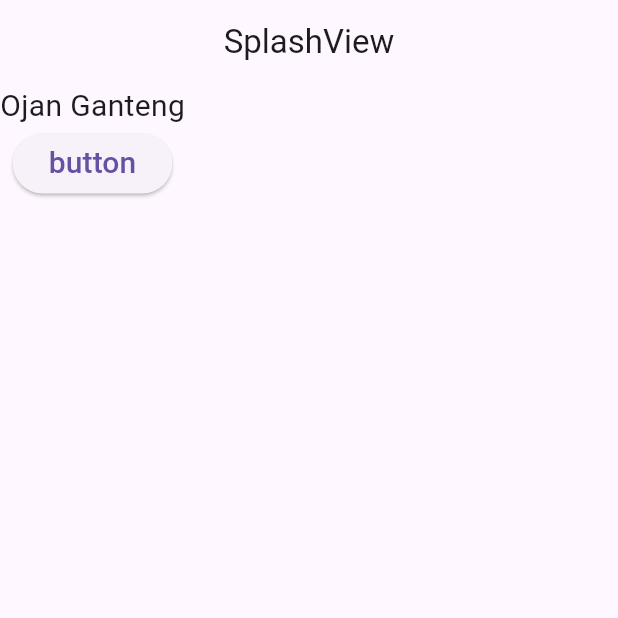
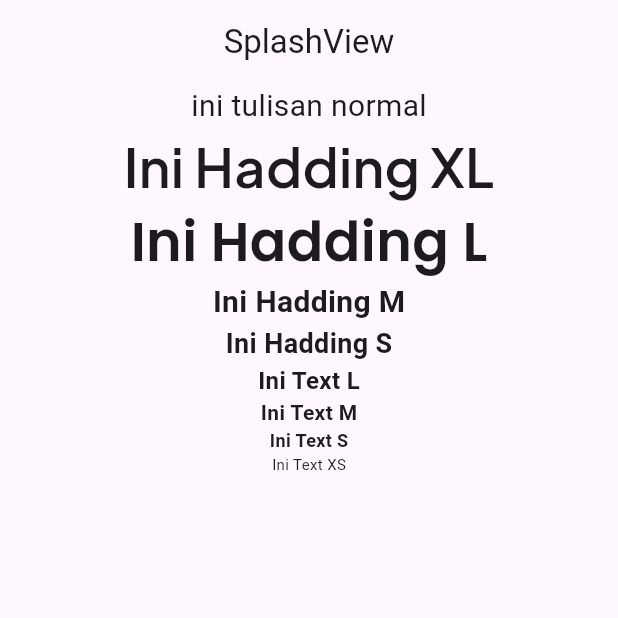
Before and after one commit to alliffianis/flutter_1, a Flutter app: the screen it shows after launch, on a phone screen of 412 x 824 dp, the top half of it. Run offline on Flutter 3.47's test engine with Material 3 defaults, Android fonts, the light colour scheme and no system bars; our stand-ins replace get, google_fonts.

Commit message:
feat: costem text widget, heading dan text spalsh view

```diff
--- a/lib/app/modules/splash/views/splash_view.dart
+++ b/lib/app/modules/splash/views/splash_view.dart
@@ -1,4 +1,5 @@
 import 'package:belajar_1/app/routes/app_pages.dart';
+import 'package:belajar_1/app/widgets/texts.dart';
 import 'package:flutter/material.dart';
 
 import 'package:get/get.dart';
@@ -14,22 +15,34 @@ class SplashView extends GetView<SplashController> {
         title: const Text('SplashView'),
         centerTitle: true,
       ),
-      body: Column(
-        children: [
+      body: SizedBox(
+        width: double.infinity,
+        child: Column(crossAxisAlignment: CrossAxisAlignment.center, children: [
           Text(
-            'Ojan Ganteng',
+            'ini tulisan normal',
             style: TextStyle(fontSize: 20),
-
           ),
-          ElevatedButton(onPressed: () {
-            print("Huhaaaa");
-            Get.toNamed(Routes.LOGIN);
-          }, child:Text(
-            'button',
-            style: TextStyle(fontSize: 20),
-
-          ),)
-        ],
+          Texts.headingXL("Ini Hadding XL", fontFamilies: FontFamilies.plus),
+          Texts.headingL(
+            "Ini Hadding L",
+            fontFamilies: FontFamilies.poppins,
+          ),
+          Texts.headingM("Ini Hadding M"),
+          Texts.headingS("Ini Hadding S"),
+          Texts.textL(
+            "Ini Text L",
+            fontWeights: FontWeights.bold,
+          ),
+          Texts.textM(
+            "Ini Text M",
+            fontWeights: FontWeights.bold,
+          ),
+          Texts.textS(
+            "Ini Text S",
+            fontWeights: FontWeights.bold,
+          ),
+          Texts.textXS("Ini Text XS"),
+        ]),
       ),
     );
   }
--- /dev/null
+++ b/lib/app/widgets/texts.dart
@@ -0,0 +1,156 @@
+import 'package:flutter/material.dart';
+import 'package:google_fonts/google_fonts.dart';
+
+class Texts {
+  static Text headingXL(
+    String text, {
+    FontFamilies fontFamilies = FontFamilies.poppins,
+  }) {
+    return Text(
+      text,
+      style: _mapFontFamilies(fontFamilies) == "Poppins"
+          ? GoogleFonts.poppins(
+              textStyle: const TextStyle(
+                fontSize: 36,
+                fontWeight: FontWeight.w600,
+              ),
+            )
+          : GoogleFonts.plusJakartaSans(
+              textStyle: const TextStyle(
+                fontSize: 36,
+                fontWeight: FontWeight.w600,
+              ),
+            ),
+    );
+  }
+
+  static Text headingL(String text,
+      {FontFamilies fontFamilies = FontFamilies.poppins}) {
+    return Text(
+      text,
+      style: _mapFontFamilies(fontFamilies) == "Poppins"
+          ? GoogleFonts.poppins(
+              textStyle: const TextStyle(
+                fontSize: 36,
+                fontWeight: FontWeight.w600,
+              ),
+            )
+          : GoogleFonts.plusJakartaSans(
+              textStyle: const TextStyle(
+                fontSize: 28,
+                fontWeight: FontWeight.w600,
+              ),
+            ),
+    );
+  }
+
+  static Text headingM(
+    String text,
+  ) {
+    return Text(
+      text,
+      style: const TextStyle(
+        fontSize: 20,
+        fontWeight: FontWeight.w600,
+      ),
+    );
+  }
+
+  static Text headingS(
+    String text,
+  ) {
+    return Text(
+      text,
+      style: const TextStyle(
+        fontSize: 18,
+        fontWeight: FontWeight.w600,
+      ),
+    );
+  }
+
+  static Text textL(
+    String text, {
+    FontWeights fontWeights = FontWeights.regular,
+  }) {
+    return Text(
+      text,
+      style: TextStyle(
+        fontSize: 16,
+        fontWeight: _mapFontWeights(fontWeights),
+      ),
+    );
+  }
+
+  static Text textM(
+    String text, {
+    FontWeights fontWeights = FontWeights.regular,
+  }) {
+    return Text(
+      text,
+      style: TextStyle(
+        fontSize: 14,
+        fontWeight: _mapFontWeights(fontWeights),
+      ),
+    );
+  }
+
+  static Text textS(
+    String text, {
+    FontWeights fontWeights = FontWeights.regular,
+  }) {
+    return Text(
+      text,
+      style: TextStyle(
+        fontSize: 12,
+        fontWeight: _mapFontWeights(fontWeights),
+      ),
+    );
+  }
+
+  static Text textXS(
+    String text, {
+    FontWeights fontWeights = FontWeights.regular,
+  }) {
+    return Text(
+      text,
+      style: TextStyle(
+        fontSize: 10,
+        fontWeight: _mapFontWeights(fontWeights),
+      ),
+    );
+  }
+
+  static FontWeight _mapFontWeights(FontWeights fontWeights) {
+    switch (fontWeights) {
+      case FontWeights.bold:
+        return FontWeight.bold;
+      case FontWeights.semiBold:
+        return FontWeight.w600;
+      case FontWeights.medium:
+        return FontWeight.w500;
+      case FontWeights.regular:
+        return FontWeight.w400;
+    }
+  }
+
+  static String _mapFontFamilies(FontFamilies fontFamilies) {
+    switch (fontFamilies) {
+      case FontFamilies.poppins:
+        return "Poppins";
+      case FontFamilies.plus:
+        return "Plus";
+    }
+  }
+}
+
+enum FontWeights {
+  bold,
+  semiBold,
+  medium,
+  regular,
+}
+
+enum FontFamilies {
+  poppins,
+  plus,
+}
--- a/pubspec.yaml
+++ b/pubspec.yaml
@@ -8,6 +8,7 @@ environment:
 dependencies:
   cupertino_icons: ^1.0.2
   get: 4.6.6
+  google_fonts: 6.1.0
   flutter:
     sdk: flutter
 
```
Also changed, not shown: pubspec.lock, 1 other file.
